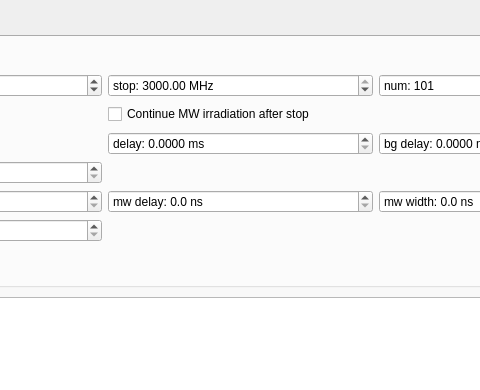
The window that pkgs/mahos-dq/src/mahos_dq/gui/ui/odmr.ui (ktahar/mahos) describes before a commit, drawn with Qt 5; both pictures show x 725 to 1205 and y 0 to 390 of the 1390 by 645 pixel window.
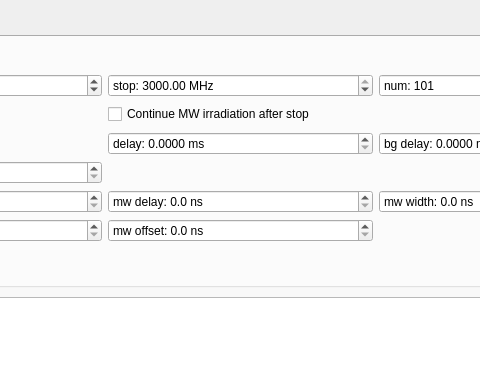
The same window after the commit. Custom widgets are drawn as their Qt base class.

Commit message:
ODMR: add new param mw_offset on pulse mode
- semantics is same as PODMR; the global offset is applied for "mw"
  channel when non-zero value is set.

The edit to the form file:
```diff
--- a/pkgs/mahos-dq/src/mahos_dq/gui/ui/odmr.ui
+++ b/pkgs/mahos-dq/src/mahos_dq/gui/ui/odmr.ui
@@ -435,6 +435,22 @@
            </property>
           </widget>
          </item>
+         <item row="5" column="3">
+          <widget class="QDoubleSpinBox" name="mwoffsetBox">
+           <property name="prefix">
+            <string>mw offset: </string>
+           </property>
+           <property name="suffix">
+            <string> ns</string>
+           </property>
+           <property name="decimals">
+            <number>1</number>
+           </property>
+           <property name="singleStep">
+            <double>10.000000000000000</double>
+           </property>
+          </widget>
+         </item>
         </layout>
        </item>
        <item>
```
Left out of the diff: 1 changed line with no effect on the pictures. The commit also changes 5 other files.
